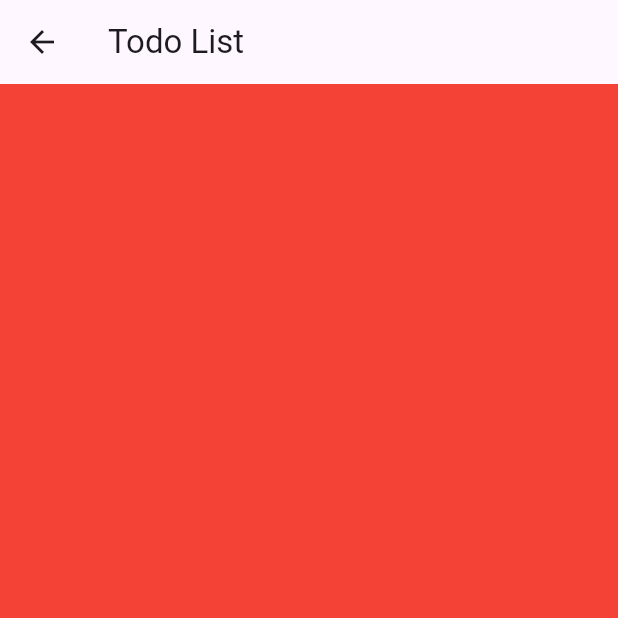
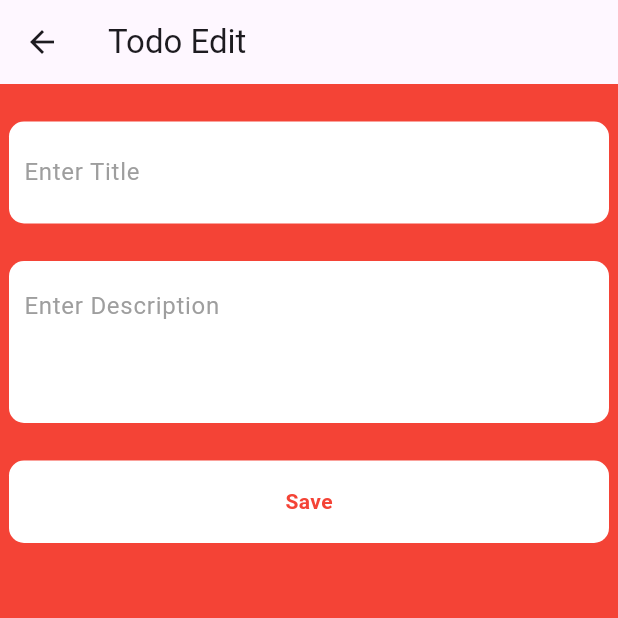
Before and after one commit to Khairulasif/Flutter_Crud_Test, a Flutter app: the TodoEdit screen opened directly, on a phone screen of 412 x 824 dp, the top half of it. Run offline on Flutter 3.47's test engine with Material 2 defaults, Android fonts, the phone set to English and light mode, and no system bars.

Commit message:
night commit

```diff
--- a/For_Flutter_Practice/lib/src/view/todo_edit.dart
+++ b/For_Flutter_Practice/lib/src/view/todo_edit.dart
@@ -1,15 +1,99 @@
 import 'package:flutter/material.dart';
 
-class TodoEdit extends StatelessWidget {
+class TodoEdit extends StatefulWidget {
   const TodoEdit({super.key});
 
+  @override
+  State<TodoEdit> createState() => _TodoEditState();
+}
+
+class _TodoEditState extends State<TodoEdit> {
+  final formKey = GlobalKey<FormState>();
   @override
   Widget build(BuildContext context) {
     return Scaffold(
       backgroundColor: Colors.red,
       appBar: AppBar(
-        title: Text("Todo List"),
+        title: Text("Todo Edit"),
       ),
+      body: Form(
+          key: formKey,
+          child: SizedBox(
+            width: double.infinity,
+            child: Column(
+              children: [
+                const SizedBox(
+                  height: 25,
+                ),
+                Container(
+                  width: 400,
+                  padding: EdgeInsets.all(10),
+                  decoration: BoxDecoration(
+                    color: Colors.white,
+                    borderRadius: BorderRadius.circular(10),
+                  ),
+                  child: TextFormField(
+                    validator: (value) {
+                      if(value == null || value.isEmpty) {
+                        return 'Required Field';
+                      }
+                      return null;
+                    },
+                    style: const TextStyle(color: Colors.red),
+                    decoration: const InputDecoration(
+                      border: InputBorder.none,
+                      hintText: "Enter Title",
+                      hintStyle: TextStyle(color: Colors.grey),
+                    ),
+                  ),
+                ),
+                const SizedBox(
+                  height: 25,
+                ),
+                Container(
+                  width: 400,
+                  padding: EdgeInsets.all(10),
+                  decoration: BoxDecoration(
+                    color: Colors.white,
+                    borderRadius: BorderRadius.circular(10),
+                  ),
+                  child: TextFormField(
+                    minLines: 3,
+                    maxLines: 3,
+                    validator: (value) {
+                      if(value == null || value.isEmpty) {
+                        return 'Required Field';
+                      }
+                      return null;
+                    },
+                    style: const TextStyle(color: Colors.red),
+                    decoration: const InputDecoration(
+                      border: InputBorder.none,
+                      hintText: "Enter Description",
+                      hintStyle: TextStyle(color: Colors.grey),
+                    ),
+                  ),
+                ),
+                const SizedBox(
+                  height: 25,
+                ),
+                Container(
+                  width: 400,
+                  height: 55,
+                  decoration: BoxDecoration(
+                    color: Colors.white,
+                    borderRadius: BorderRadius.all(Radius.circular(10)),
+                  ),
+                  child: Center(
+                    child: const Text(
+                      "Save",
+                      style: TextStyle(color: Colors.red, fontWeight: FontWeight.bold),
+                    ),
+                  ),
+                ),
+              ],
+            ),
+          )),
     );
   }
 }
--- /dev/null
+++ b/For_Flutter_Practice/lib/src/viewmodel/todo_viewmodel.dart
@@ -0,0 +1,26 @@
+import 'package:flutter/cupertino.dart';
+import 'package:flutter/material.dart';
+import 'package:for_flutter_practice/helper/navigator.dart';
+import 'package:for_flutter_practice/src/view/todo_create.dart';
+import 'package:for_flutter_practice/src/view/todo_edit.dart';
+
+class TodoViewModel extends ChangeNotifier {
+
+
+  final NavigationService _navigationService;
+
+  TodoViewModel(this._navigationService) {
+
+  }
+
+  navigateToCreate() {
+    //Bad Practice
+    // Navigator.of(context).push(MaterialPageRoute(builder: (context) => TodoCreate()));
+
+    _navigationService.navigate(const TodoCreate());
+  }
+
+  navigateToEdit(){
+    _navigationService.navigate(const TodoEdit());
+  }
+}
```
Also changed, not shown: For_Flutter_Practice/lib/helper/navigator.dart (added, +44 -0 lines), For_Flutter_Practice/lib/main.dart (+11 -2 lines), For_Flutter_Practice/lib/src/view/todo_create.dart (+36 -3 lines), For_Flutter_Practice/lib/src/view/todo_list.dart (+14 -2 lines), For_Flutter_Practice/lib/helper/network.dart (added), For_Flutter_Practice/pubspec.lock.
